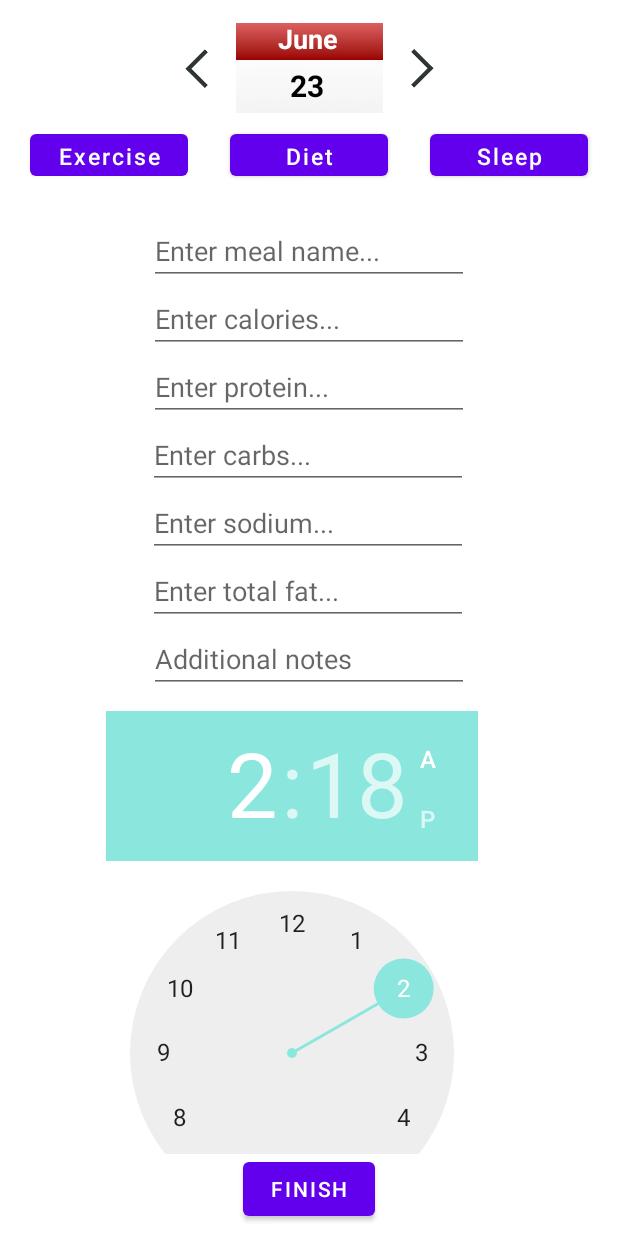
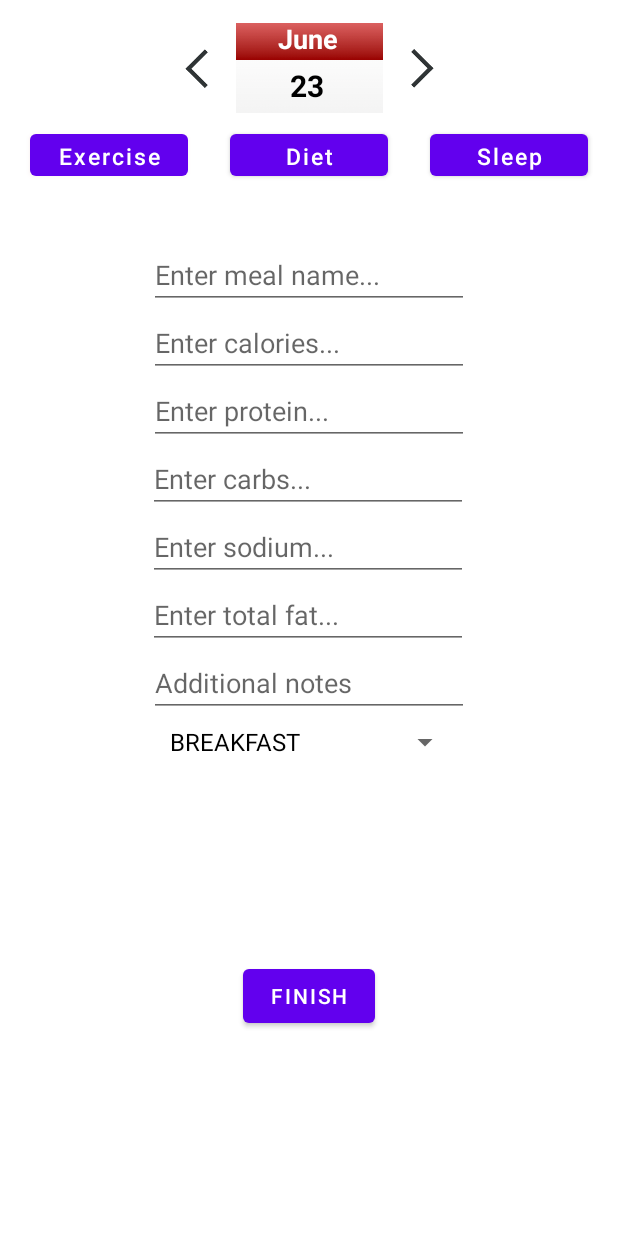
Before and after one commit to dimavrem22/Muscle-Map-Android-App, an Android app: the fragment DietLogFragment placed in its activity, after a tap on "NEW MEAL", on a phone screen of 412 x 824 dp. Run offline under Robolectric (Android 15) with nearby library versions, the phone set to English and light mode, and no system bars; our stand-ins replace Firebase (no records; nobody signed in at launch, a user with empty details on screens opened directly); 3 statements that could not run were skipped; 3 other taps on this screen came first.

Commit message:
Work on diet fragments. Change time to meal type.

```diff
--- a/app/src/main/java/com/example/cs4520project/DietEnterMealFragment.java
+++ b/app/src/main/java/com/example/cs4520project/DietEnterMealFragment.java
@@ -9,9 +9,10 @@ import androidx.fragment.app.Fragment;
 import android.view.LayoutInflater;
 import android.view.View;
 import android.view.ViewGroup;
+import android.widget.ArrayAdapter;
 import android.widget.Button;
 import android.widget.EditText;
-import android.widget.TimePicker;
+import android.widget.Spinner;
 import android.widget.Toast;
 
 public class DietEnterMealFragment extends Fragment {
@@ -61,17 +62,23 @@ public class DietEnterMealFragment extends Fragment {
         EditText editTotalFat = rootView.findViewById(R.id.editTextMealTotalFat);
         EditText editAdditionalNotes = rootView.findViewById(R.id.editTextMealAdditionalNotes);
 
-        TimePicker timePicker = rootView.findViewById(R.id.timePickerMeal);
+        Spinner spinnerMealType = rootView.findViewById(R.id.spinnerMealType);
+        spinnerMealType.setAdapter(new ArrayAdapter<>(rootView.getContext(),
+                androidx.appcompat.R.layout.support_simple_spinner_dropdown_item,
+                MealType.values()));
+
         Button buttonFinish = rootView.findViewById(R.id.buttonFinishEnterMeal);
 
         buttonFinish.setOnClickListener(v -> {
-            int hour = timePicker.getHour();
-            int minute = timePicker.getMinute();
-
             String name = editName.getText().toString().trim();
-
             if (name.isEmpty()) {
                 Toast.makeText(getActivity(), "Must provide meal name", Toast.LENGTH_SHORT).show();
+                return;
+            }
+
+            MealType mealType = (MealType) spinnerMealType.getSelectedItem();
+            if (mealType == null) {
+                Toast.makeText(getActivity(), "Must provide meal type", Toast.LENGTH_SHORT).show();
                 return;
             }
 
@@ -107,7 +114,7 @@ public class DietEnterMealFragment extends Fragment {
 
             String additionalNotes = editAdditionalNotes.getText().toString().trim();
 
-            Meal meal = new Meal(name, hour, minute, calories, protein,
+            Meal meal = new Meal(name, mealType, calories, protein,
                     carbs, sodium, totalFat, additionalNotes);
             saveMeal.addMealToDB(meal);
             getActivity().getSupportFragmentManager().popBackStack();
--- a/app/src/main/java/com/example/cs4520project/MainActivity.java
+++ b/app/src/main/java/com/example/cs4520project/MainActivity.java
@@ -77,15 +77,17 @@ public class MainActivity extends AppCompatActivity implements CalendarView.OnDa
         this.monthText.setText(Utils.monthString(cal.get(Calendar.MONTH)));
 
         this.exerciseButton = this.findViewById(R.id.exercise_button);
-        this.exerciseButton.setOnClickListener(v -> {
+        this.exerciseButton.setOnClickListener(this);
+
+        dietButton = findViewById(R.id.diet_button);
+        dietButton.setOnClickListener(v -> {
             getSupportFragmentManager().beginTransaction()
                     .add(R.id.fragment_container, DietLogFragment.newInstance(),
                             DietLogFragment.FRAGMENT_TAG)
                     .addToBackStack(null)
                     .commit();
         });
-        this.dietButton = this.findViewById(R.id.diet_button);
-        this.dietButton.setOnClickListener(this);
+
         this.sleepButton = this.findViewById(R.id.sleep_button);
         this.sleepButton.setOnClickListener(this);
 
@@ -353,10 +355,10 @@ public class MainActivity extends AppCompatActivity implements CalendarView.OnDa
         calendar.setTimeInMillis(calender.getDate());
 
         Map<String, Object> dbMeal = new HashMap<>();
+        // TODO: year?
         dbMeal.put("day", calendar.get(Calendar.DAY_OF_MONTH));
         dbMeal.put("month", calendar.get(Calendar.MONTH) + 1);
-        dbMeal.put("hour", meal.getHour());
-        dbMeal.put("minute", meal.getMinute());
+        dbMeal.put("type", meal.getMealType().name());
         dbMeal.put("name", meal.getName());
         dbMeal.put("calories", meal.getCalories());
         dbMeal.put("protein", meal.getProtein());
--- a/app/src/main/res/layout/fragment_diet_enter_meal.xml
+++ b/app/src/main/res/layout/fragment_diet_enter_meal.xml
@@ -41,13 +41,13 @@
         app:layout_constraintBottom_toBottomOf="parent"
         app:layout_constraintEnd_toEndOf="parent"
         app:layout_constraintStart_toStartOf="parent"
-        app:layout_constraintTop_toBottomOf="@+id/timePickerMeal" />
+        app:layout_constraintTop_toBottomOf="@+id/spinnerMealType" />
 
     <EditText
         android:id="@+id/editTextMealName"
         android:layout_width="wrap_content"
         android:layout_height="wrap_content"
-        android:layout_marginTop="16dp"
+        android:layout_marginTop="32dp"
         android:ems="10"
         android:hint="Enter meal name..."
         android:inputType="textPersonName"
@@ -100,16 +100,11 @@
         app:layout_constraintStart_toStartOf="parent"
         app:layout_constraintTop_toBottomOf="@+id/editTextMealTotalFat" />
 
-    <TimePicker
-        android:id="@+id/timePickerMeal"
-        style="@android:style/Widget.Material.Light.TimePicker"
-        android:layout_width="248dp"
-        android:layout_height="295dp"
-        android:layout_centerHorizontal="true"
-        android:layout_marginTop="12dp"
-        android:scrollbarStyle="insideInset"
+    <Spinner
+        android:id="@+id/spinnerMealType"
+        android:layout_width="202dp"
+        android:layout_height="33dp"
         app:layout_constraintEnd_toEndOf="parent"
-        app:layout_constraintHorizontal_bias="0.429"
         app:layout_constraintStart_toStartOf="parent"
         app:layout_constraintTop_toBottomOf="@+id/editTextMealAdditionalNotes" />
 
```
Also changed, not shown: app/src/main/java/com/example/cs4520project/Meal.java (+5 -11 lines), app/src/main/java/com/example/cs4520project/MealType.java (added, +8 -0 lines).
